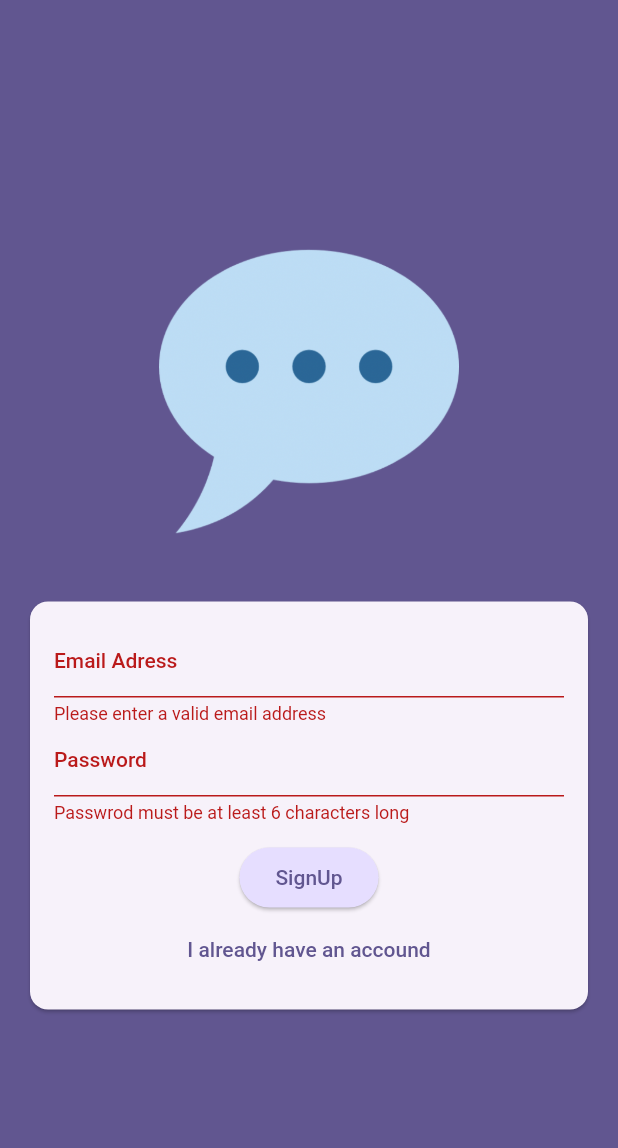
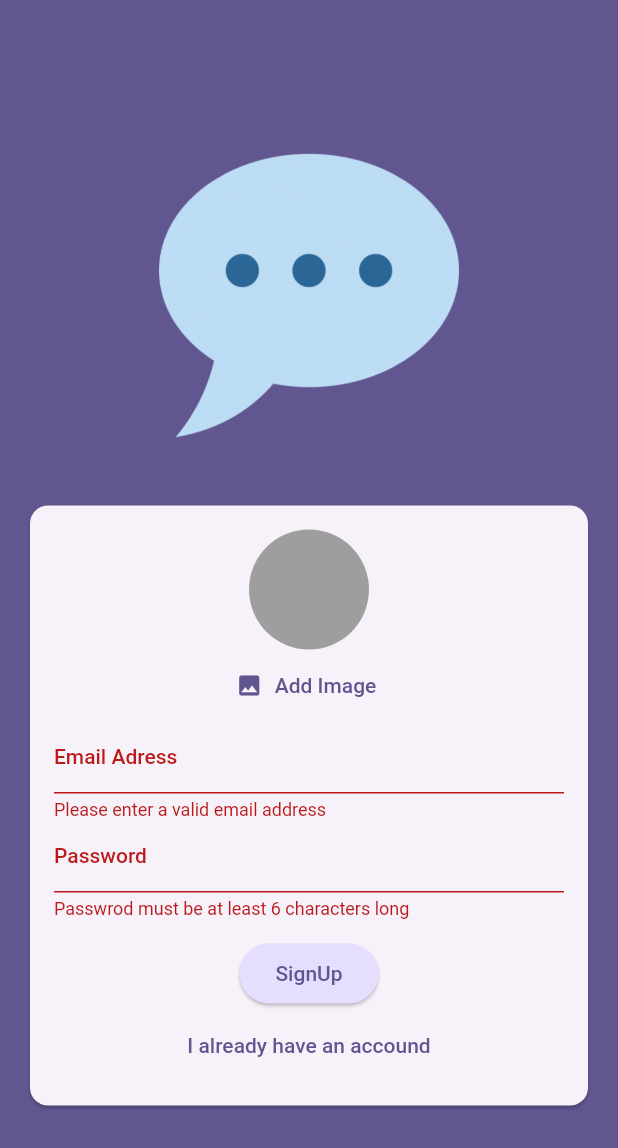
Before and after one commit to galuhbudhiswara/-chat-app, a Flutter app: the screen it shows after launch, after a tap on "Login", after a tap on "Create an account", on a phone screen of 412 x 824 dp. Shown: the top 1148 px of the screen. Run offline on Flutter 3.47's test engine with Material 2 defaults, Android fonts, the phone set to English and light mode, and no system bars; our stand-ins replace firebase_auth, firebase_core, image_picker; accounts and stored records are empty.

Commit message:
adding a user image picker widget

```diff
--- a/lib/screen/auth.dart
+++ b/lib/screen/auth.dart
@@ -1,5 +1,6 @@
 import 'package:flutter/material.dart';
 import 'package:firebase_auth/firebase_auth.dart';
+import 'package:chat_app/widgets/user_image_picker.dart';
 
 final _firebase = FirebaseAuth.instance;
 
@@ -76,6 +77,7 @@ class _AuthScreenState extends State<AuthScreen> {
                       child: Column(
                         mainAxisSize: MainAxisSize.min,
                         children: [
+                          if (!_isLogin) UserImagePicker(),
                           TextFormField(
                             decoration: const InputDecoration(
                               labelText: 'Email Adress',
--- /dev/null
+++ b/lib/widgets/user_image_picker.dart
@@ -0,0 +1,49 @@
+import 'dart:io';
+import 'package:flutter/material.dart';
+import 'package:image_picker/image_picker.dart';
+
+class UserImagePicker extends StatefulWidget {
+  const UserImagePicker({super.key});
+
+  @override
+  State<UserImagePicker> createState() => _UserImagePickerState();
+}
+
+class _UserImagePickerState extends State<UserImagePicker> {
+  File? _pickImageFile;
+
+  void _pickImage () async {
+    final pickedImage = await ImagePicker().pickImage(source: ImageSource.gallery, imageQuality: 50, maxWidth: 150,);
+
+  if (pickedImage == null) {
+    return;
+  }
+
+    setState(() {
+      _pickImageFile = File(pickedImage.path);
+    });
+  }
+
+  @override
+  Widget build(BuildContext context) {
+    return Column(
+      children: [
+        CircleAvatar(
+          radius: 40,
+          backgroundColor: Colors.grey,
+          foregroundImage: _pickImageFile != null ? FileImage(_pickImageFile!) : null,
+        ),
+        TextButton.icon(
+          onPressed: _pickImage,
+          icon: const Icon(Icons.image),
+          label: Text(
+            'Add Image',
+            style: TextStyle(
+              color: Theme.of(context).colorScheme.primary,
+            ),
+          ),
+        )
+      ],
+    );
+  }
+}
--- a/pubspec.yaml
+++ b/pubspec.yaml
@@ -37,6 +37,8 @@ dependencies:
   cupertino_icons: ^1.0.2
   firebase_core: ^2.14.0
   firebase_auth: ^4.6.3
+  firebase_storage: ^11.2.4
+  image_picker: ^1.0.0
 
 dev_dependencies:
   flutter_test:
```
Also changed, not shown: pubspec.lock, 5 other files.
